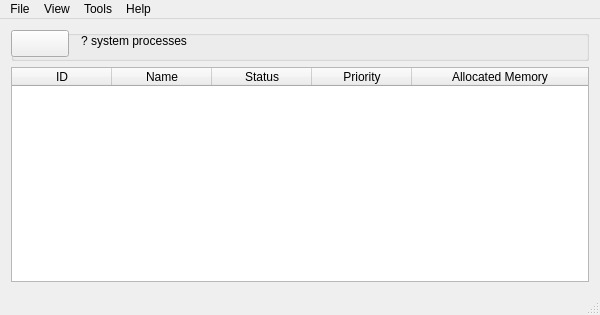
First picture: the form in mainwindow.ui, repository dutchgold92/TaskStalker, before the edit.
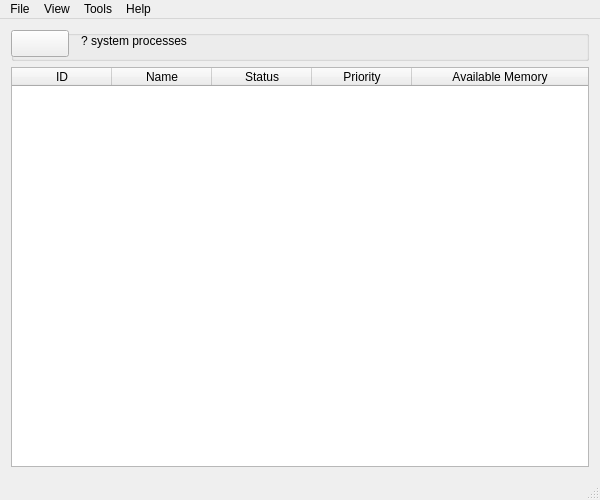
Second picture: the form after the edit. Icons and pictures are not drawn.

```diff
--- a/mainwindow.ui
+++ b/mainwindow.ui
@@ -7,7 +7,7 @@
     <x>0</x>
     <y>0</y>
     <width>600</width>
-    <height>315</height>
+    <height>500</height>
    </rect>
   </property>
   <property name="sizePolicy">
@@ -19,7 +19,7 @@
   <property name="minimumSize">
    <size>
     <width>600</width>
-    <height>315</height>
+    <height>250</height>
    </size>
   </property>
   <property name="windowTitle">
@@ -190,7 +190,7 @@
       </column>
       <column>
        <property name="text">
-        <string>Allocated Memory</string>
+        <string>Available Memory</string>
        </property>
       </column>
      </widget>
```
Left out of the diff: 20 changed lines with no effect on the pictures.
